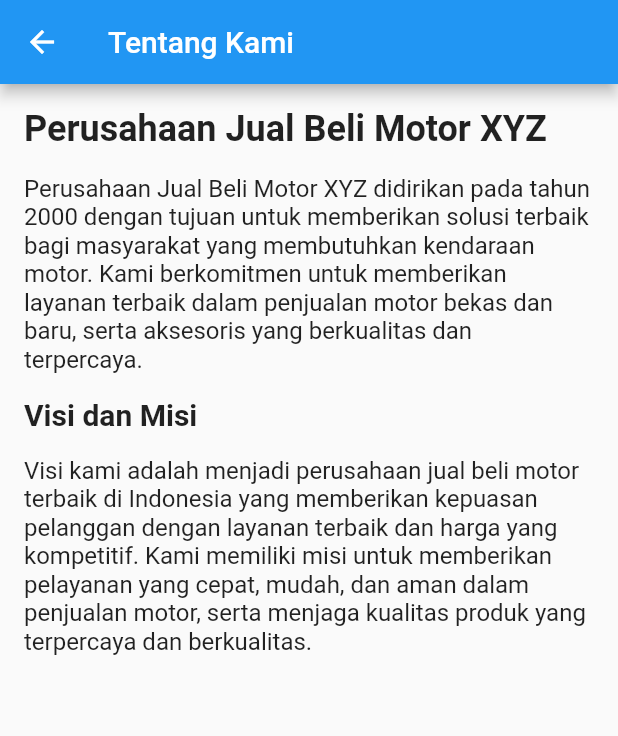
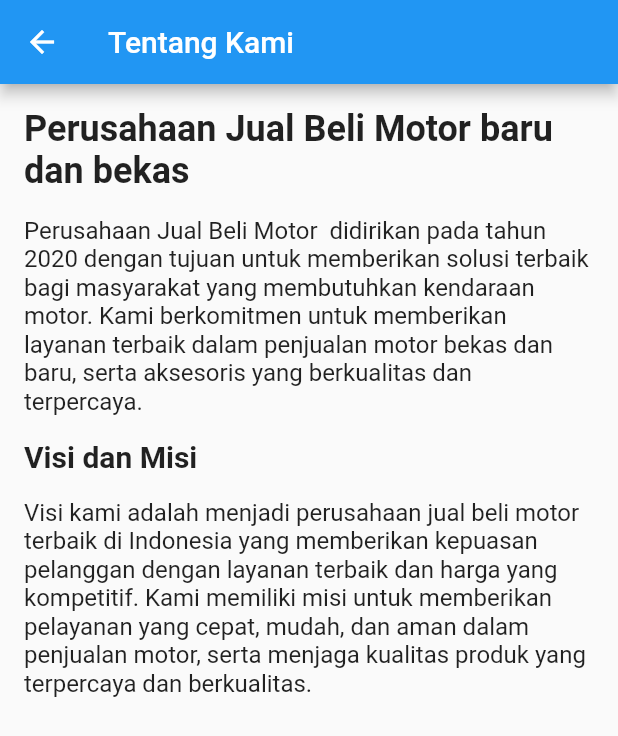
Before and after one commit to Amnth07/tugas_kelompok_2, a Flutter app: the TentangKami screen opened by its route, on a phone screen of 412 x 824 dp. Shown: the top 736 px of the screen. Run offline on Flutter 3.47's test engine with Material 2 defaults, Android fonts, the light colour scheme and no system bars.

Commit message:
perbaikan code

```diff
--- a/lib/home/tentangkami.dart
+++ b/lib/home/tentangkami.dart
@@ -15,12 +15,12 @@ class TentangKami extends StatelessWidget {
           crossAxisAlignment: CrossAxisAlignment.start,
           children: [
             Text(
-              'Perusahaan Jual Beli Motor XYZ',
+              'Perusahaan Jual Beli Motor baru dan bekas',
               style: TextStyle(fontSize: 24, fontWeight: FontWeight.bold),
             ),
             SizedBox(height: 16),
             Text(
-              'Perusahaan Jual Beli Motor XYZ didirikan pada tahun 2000 dengan tujuan untuk memberikan solusi terbaik bagi masyarakat yang membutuhkan kendaraan motor. Kami berkomitmen untuk memberikan layanan terbaik dalam penjualan motor bekas dan baru, serta aksesoris yang berkualitas dan terpercaya.',
+              'Perusahaan Jual Beli Motor  didirikan pada tahun 2020 dengan tujuan untuk memberikan solusi terbaik bagi masyarakat yang membutuhkan kendaraan motor. Kami berkomitmen untuk memberikan layanan terbaik dalam penjualan motor bekas dan baru, serta aksesoris yang berkualitas dan terpercaya.',
               style: TextStyle(fontSize: 16),
             ),
             SizedBox(height: 16),
```
